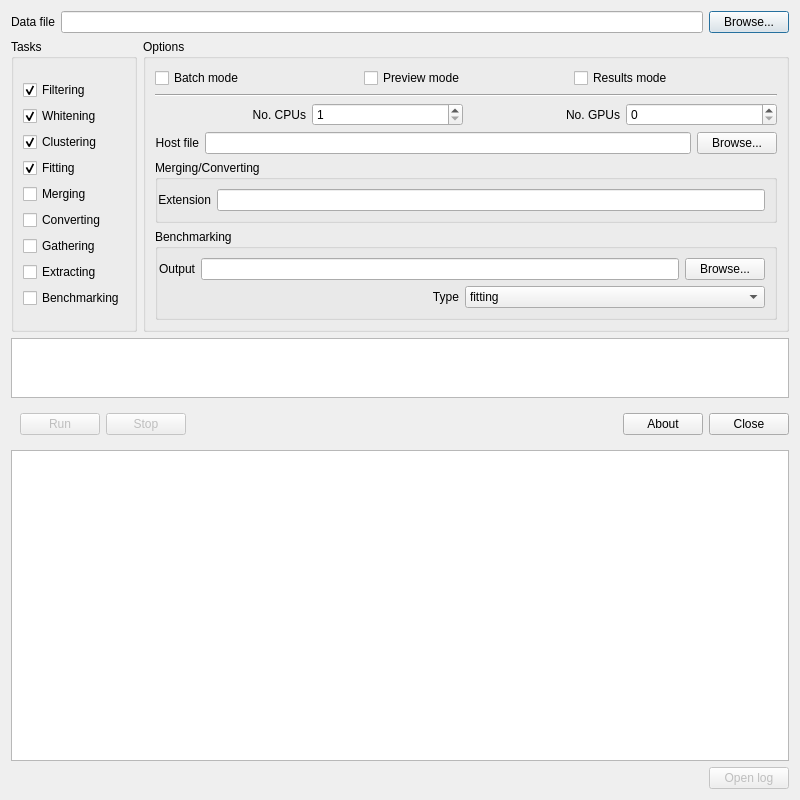
Qt form circus/shared/qt_launcher.ui (spyking-circus/spyking-circus) before a commit.
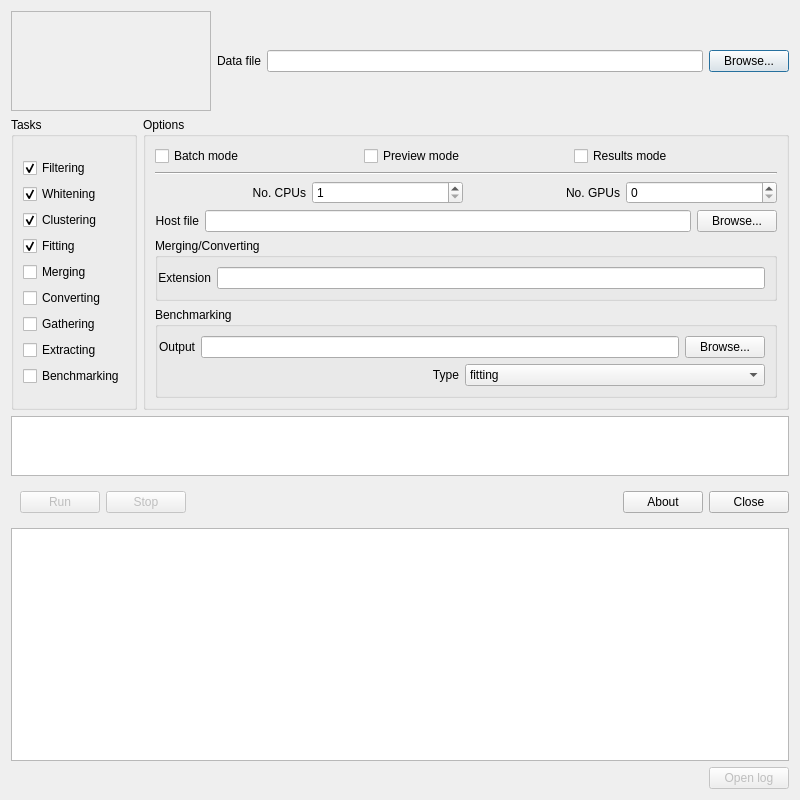
The same form after that commit. Icons and pictures are not drawn.

```diff
--- a/circus/shared/qt_launcher.ui
+++ b/circus/shared/qt_launcher.ui
@@ -16,6 +16,25 @@
   <layout class="QVBoxLayout" name="verticalLayout">
    <item>
     <layout class="QHBoxLayout" name="horizontalLayout">
+     <item>
+      <widget class="QFrame" name="frame_3">
+       <property name="minimumSize">
+        <size>
+         <width>200</width>
+         <height>100</height>
+        </size>
+       </property>
+       <property name="autoFillBackground">
+        <bool>false</bool>
+       </property>
+       <property name="frameShape">
+        <enum>QFrame::StyledPanel</enum>
+       </property>
+       <property name="frameShadow">
+        <enum>QFrame::Raised</enum>
+       </property>
+      </widget>
+     </item>
      <item>
       <widget class="QLabel" name="lbl_file">
        <property name="text">
```
